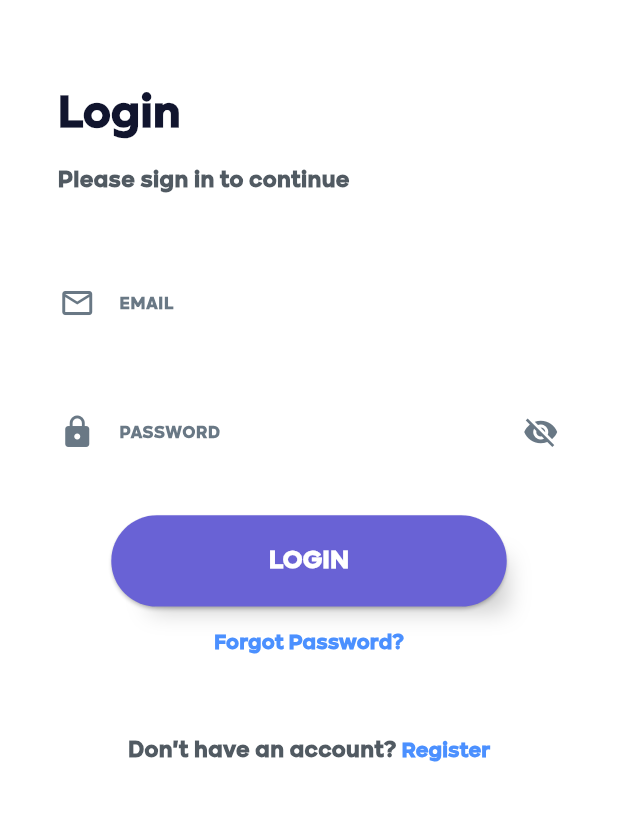
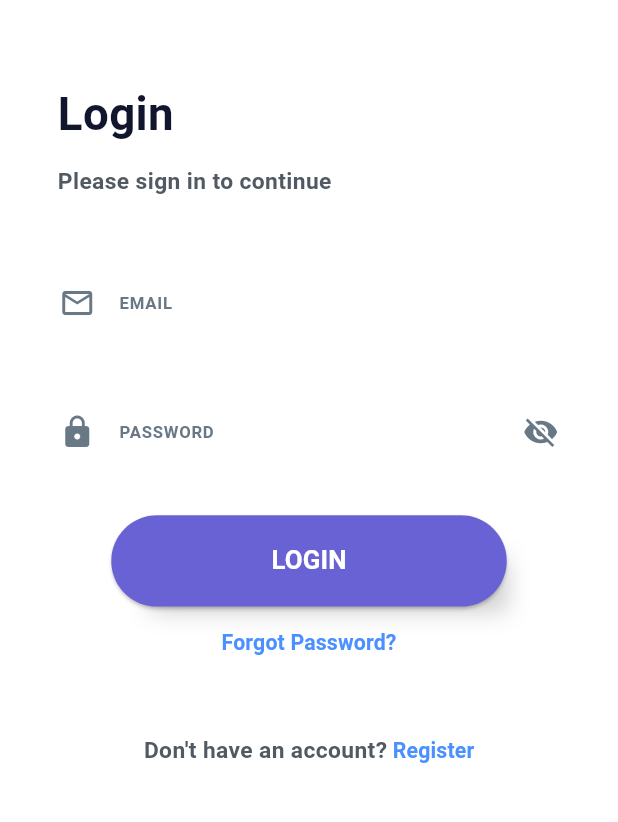
Before and after one commit to ahmed-taha1/Holdy-front-end, a Flutter app: the screen it shows after launch, on a phone screen of 412 x 824 dp, the part 402-1224 px from its top. Run offline on Flutter 3.47's test engine with Material 3 defaults, Android fonts, the phone set to English and light mode, and no system bars; our stand-ins replace dio, equatable, flutter_screenutil, flutter_svg, go_router; project files that could hold a hidden picture were left out.

Commit message:
fonts fix trying

```diff
--- a/lib/core/theming/styles.dart
+++ b/lib/core/theming/styles.dart
@@ -6,31 +6,31 @@ import 'package:flutter_screenutil/flutter_screenutil.dart';
 class TextStyles {
   static TextStyle font30BlackPurpleBold = TextStyle(
     fontSize: 30.sp,
-    fontWeight: FontWeight.bold,
+    fontWeight: FontWeightHelper.bold,
     color: AppColors.blackPurple,
   );
 
   static TextStyle font20BlackPurpleBold = TextStyle(
     fontSize: 20.sp,
-    fontWeight: FontWeight.bold,
+    fontWeight: FontWeightHelper.bold,
     color: AppColors.blackPurple,
   );
 
   static TextStyle font20WhiteBold = TextStyle(
     fontSize: 20.sp,
-    fontWeight: FontWeight.bold,
+    fontWeight: FontWeightHelper.bold,
     color: AppColors.white,
   );
 
   static TextStyle font17BlackPurpleBold = TextStyle(
     fontSize: 17.sp,
-    fontWeight: FontWeight.bold,
+    fontWeight: FontWeightHelper.bold,
     color: AppColors.blackPurple,
   );
 
   static TextStyle font17WhiteBold = TextStyle(
     fontSize: 17.sp,
-    fontWeight: FontWeight.bold,
+    fontWeight: FontWeightHelper.bold,
     color: AppColors.white,
   );
 
@@ -54,7 +54,7 @@ class TextStyles {
 
   static TextStyle font14SemiLightBlueBold = TextStyle(
     fontSize: 14.sp,
-    fontWeight: FontWeight.bold,
+    fontWeight: FontWeightHelper.bold,
     color: AppColors.lightBlue,
   );
 
@@ -66,7 +66,7 @@ class TextStyles {
 
   static TextStyle font11LightGreyBold = TextStyle(
     fontSize: 11.sp,
-    fontWeight: FontWeight.bold,
+    fontWeight: FontWeightHelper.bold,
     color: AppColors.lightGrey,
   );
 
@@ -84,7 +84,7 @@ class TextStyles {
 
   static TextStyle font26WhiteBold = TextStyle(
     fontSize: 26.sp,
-    fontWeight: FontWeight.bold,
+    fontWeight: FontWeightHelper.bold,
     color: AppColors.white,
   );
 }
--- a/lib/features/authentication/ui/widgets/login_widgets/login_view_body.dart
+++ b/lib/features/authentication/ui/widgets/login_widgets/login_view_body.dart
@@ -5,6 +5,7 @@ import 'package:flutter/material.dart';
 import 'package:flutter_screenutil/flutter_screenutil.dart';
 import 'package:go_router/go_router.dart';
 import '../../../../../core/routing/routes.dart';
+import '../../../../../core/theming/app_colors.dart';
 import '../../../../../core/theming/styles.dart';
 import '../../../../../core/widgets/custom_button.dart';
 import '../../../../../core/widgets/custom_text_button.dart';
```
Also changed, not shown: pubspec.yaml (+5 -12 lines), assets/fonts/kinetika/Kinetika-Bold.ttf (renamed from assets/fonts/kinetika/KinetikaBold.ttf), pubspec.lock.
